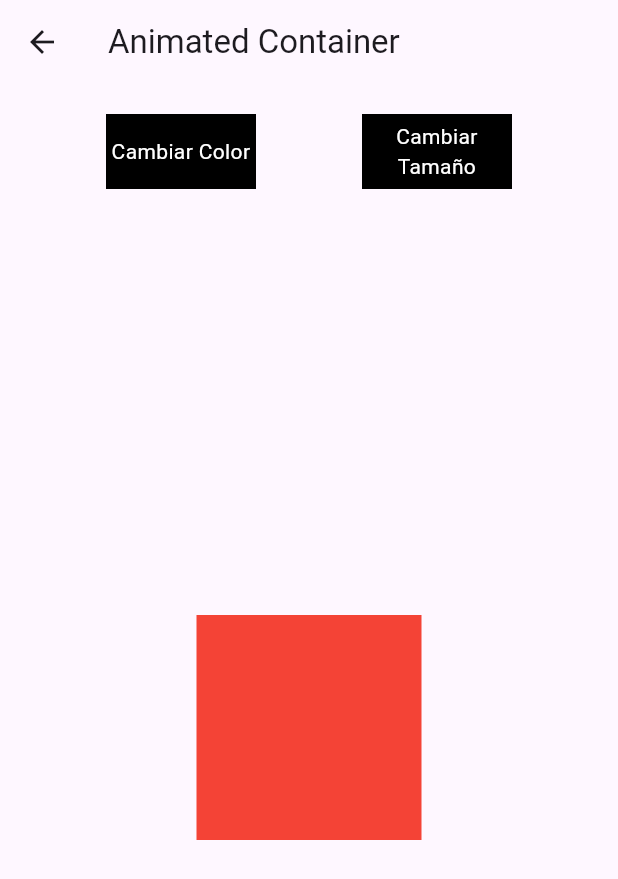
After one commit to VMErik/flutter_widgets, a Flutter app: the AnimatedContainerScreen screen opened by its route, after a tap on "Cambiar Color", on a phone screen of 412 x 824 dp. The commit adds this screen. Shown: the top 879 px of the screen. Run offline on Flutter 3.47's test engine with Material 3 defaults, Android fonts, the phone set to English and light mode, and no system bars.

Commit message:
Animated container, widget del dia

```diff
--- /dev/null
+++ b/lib/pages/animatedcontainer_screen.dart
@@ -0,0 +1,99 @@
+
+import 'package:flutter/material.dart';
+
+class AnimatedContainerScreen extends StatefulWidget {
+  const AnimatedContainerScreen({super.key});
+
+  @override
+  State<AnimatedContainerScreen> createState() =>
+      _AnimatedContainerScreenState();
+}
+
+class _AnimatedContainerScreenState extends State<AnimatedContainerScreen> {
+  // Variables para controlar el color y tamaño de neustro contenedor
+  Color backgrounColor = Colors.black;
+  double myWidth = 150;
+  double myHeight = 150;
+  //  Funcion que cambiara lost colores de nuestro contenedor
+  void toggleColor() {
+    setState(() {
+      backgrounColor =
+          backgrounColor == Colors.black ? Colors.red : Colors.black;
+    });
+  }
+  //  Funcion que cambiara lso tamaños de nuestro contenedor
+   void changeSize() {
+    setState(() {
+      myWidth = myWidth == 150 ? 300 : 150;
+      myHeight = myHeight == 150 ? 300 : 150;
+    });
+  }
+
+  @override
+  Widget build(BuildContext context) {
+    return Scaffold(
+      appBar: AppBar(
+        title: const Text('Animated Container'),
+      ),
+      body: Column(
+        children: [
+          Padding(
+            padding: const EdgeInsets.symmetric(vertical: 20),
+            child: Row(
+                mainAxisAlignment: MainAxisAlignment.spaceEvenly,
+                children: [
+                  GestureDetector(
+                    // Al hacer clic en este container, haremos el cambio del color
+                    onTap: toggleColor,
+                    child: Container(
+                      color: Colors.black,
+                      width: 100,
+                      height: 50,
+                      child: const Center(
+                          child: Text(
+                        'Cambiar Color',
+                        style: TextStyle(
+                          color: Colors.white,
+                        ),
+                        textAlign: TextAlign.center,
+                      )),
+                    ),
+                  ),
+                  GestureDetector(
+                    // Al hacer clic en este container, haremos el cambio del tamaño
+                    onTap: changeSize,
+                    child: Container(
+                      color: Colors.black,
+                      width: 100,
+                      height: 50,
+                      child: const Center(
+                          child: Text(
+                        'Cambiar Tamaño',
+                        style: TextStyle(
+                          color: Colors.white,
+                        ),
+                        textAlign: TextAlign.center,
+                      )),
+                    ),
+                  )
+                ]),
+          ),
+          // Envolvemos nuestro Container en un expanded para que abarque el tamaño completo de la pantalla
+          // y en un center para que lo centre
+          Expanded(
+            child: Center(
+              // Creamos nuestro animated container y especificamos que la duracion
+              // de cualquier cambio de propiedad durara un segundo
+              child: AnimatedContainer(
+                  duration: const Duration(seconds: 1),
+                  // Establecemos las propiedades de color y tamaño las tome de nuestras variables
+                  color: backgrounColor,
+                  width: myWidth,
+                  height: myHeight),
+            ),
+          )
+        ],
+      ),
+    );
+  }
+}
--- a/lib/pages/home_screen.dart
+++ b/lib/pages/home_screen.dart
@@ -85,6 +85,12 @@ class HomeScreen extends StatelessWidget {
                 "Nos permite agrupar en pestañas o tabs contenido dentro de nuestra screen",
             route: "tabbar",
           ),
+          MyListTile(
+            name: "AnimatedContainer",
+            description:
+                "Nos permite crear contenedores de la forma tradicional pero con la peculiaridad de cambiar propiedades y animar estos cambios mediante transiciones",
+            route: "animatedcontainer",
+          ),
         ],
       ),
     );
--- a/lib/routes/routes.dart
+++ b/lib/routes/routes.dart
@@ -1,4 +1,5 @@
 import 'package:flutter/material.dart';
+import 'package:flutter_widgets_app/pages/animatedcontainer_screen.dart';
 import 'package:flutter_widgets_app/pages/appbar_screen.dart';
 import 'package:flutter_widgets_app/pages/bottomnavbar_screen.dart';
 import 'package:flutter_widgets_app/pages/cliprrect_screen.dart';
@@ -30,6 +31,8 @@ class RouterApp{
     '/drawer' : (BuildContext context) => const DrawerScreen(),
     '/sliverapp' : (BuildContext context) => const SliverAppBarScreen(),
     '/tabbar' : (BuildContext context) => const TabBarScreen(),
+    '/animatedcontainer' : (BuildContext context) => const AnimatedContainerScreen(),
+
 
 
   };
```
